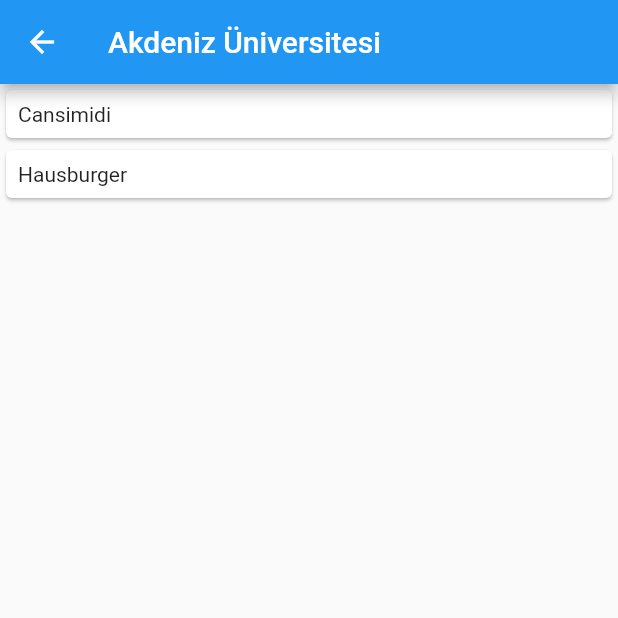
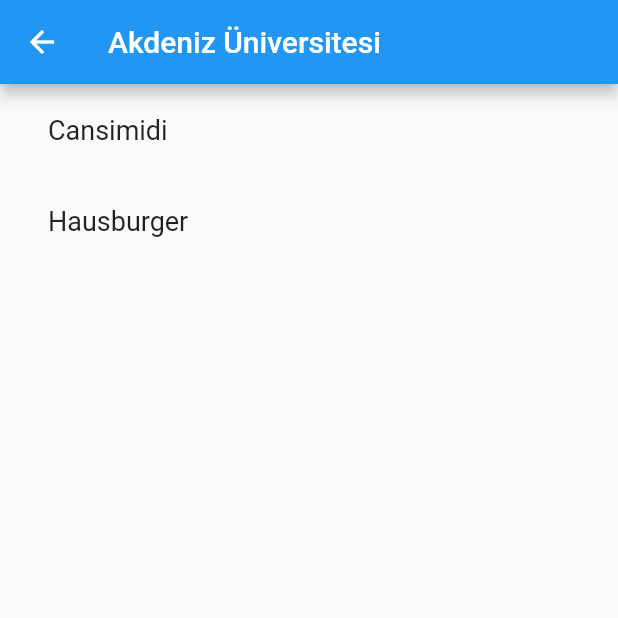
Before and after one commit to Application101/kampuste-ne-yenir-, a Flutter app: the UniversityPageList screen opened directly, after a tap on "Akdeniz Üniversitesi", on a phone screen of 412 x 824 dp, the top half of it. Run offline on Flutter 3.47's test engine with Material 2 defaults, Android fonts, the phone set to English and light mode, and no system bars.

Commit message:
Updated page lists.

```diff
--- a/lib/restaurant_page_list.dart
+++ b/lib/restaurant_page_list.dart
@@ -19,8 +19,7 @@ class _RestaurantsPageListState extends State<RestaurantsPageList> {
       appBar: AppBar(
         title: Text(widget.university.name),
       ),
-      body: Container(
-        child: Column(
+      body: Column(
         crossAxisAlignment: CrossAxisAlignment.start,
         children: <Widget>[
           // Padding(
@@ -34,16 +33,19 @@ class _RestaurantsPageListState extends State<RestaurantsPageList> {
             shrinkWrap: true,
             itemCount: widget.university.restaurants.length,
             itemBuilder: (BuildContext context, int index) {
-                return Card(
-                    child: Padding(
-                      padding: const EdgeInsets.all(8.0),
-                      child: Text(widget.university.restaurants[index]),
-                    ));
+              return  ListTile(
+                onTap: () {},
+                title: Padding(
+                  padding: const EdgeInsets.all(16.0),
+                  child: Text(widget.university.restaurants[index], style: const TextStyle(
+                    fontSize: 18,
+                  ),),
+                ),
+              );
             },
           ),
         ],
       ),
-      ),
     );
   }
 }
--- a/lib/university_page_list.dart
+++ b/lib/university_page_list.dart
@@ -67,7 +67,12 @@ class _UniversityPageListState extends State<UniversityPageList> {
                             Navigator.push(context,
                                 MaterialPageRoute(builder: (context) => RestaurantsPageList(snapshot.data[index])));
                           },
-                            title: Text(snapshot.data[index].name),
+                            title: Padding(
+                              padding: const EdgeInsets.all(16.0),
+                              child: Text(snapshot.data[index].name, style: const TextStyle(
+                                fontSize: 18,
+                              ),),
+                            ),
                           ) : Container();
                         },
                         separatorBuilder: (BuildContext context, int index) {
```
Lines whose indentation alone changed are shown as unchanged.
